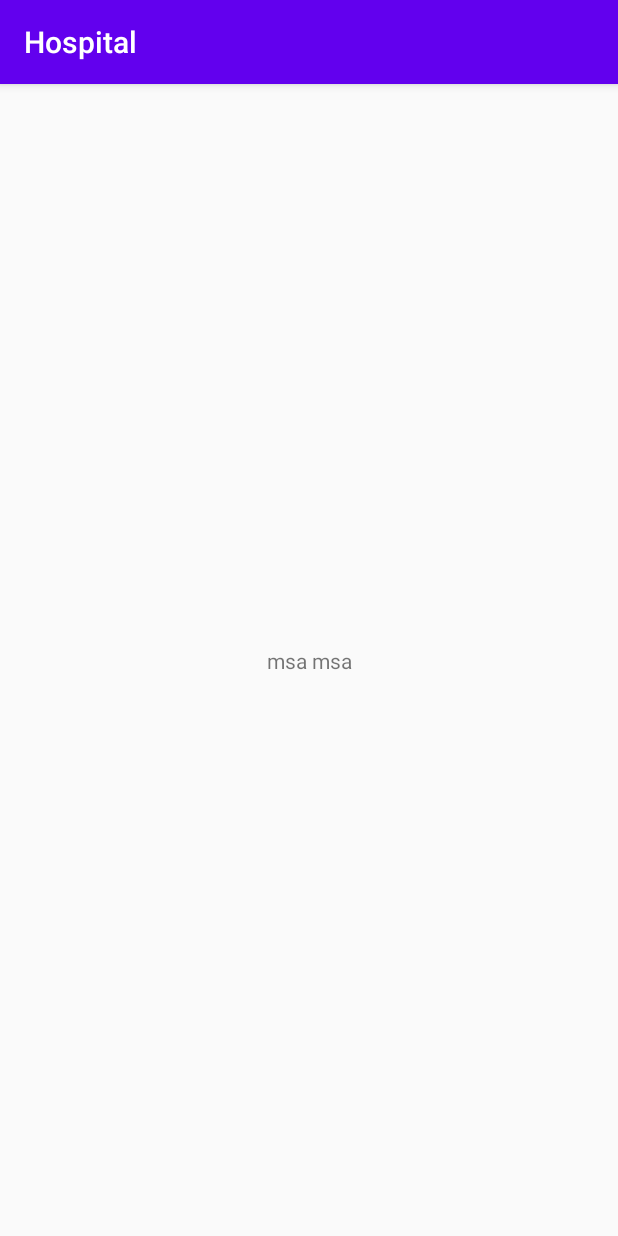
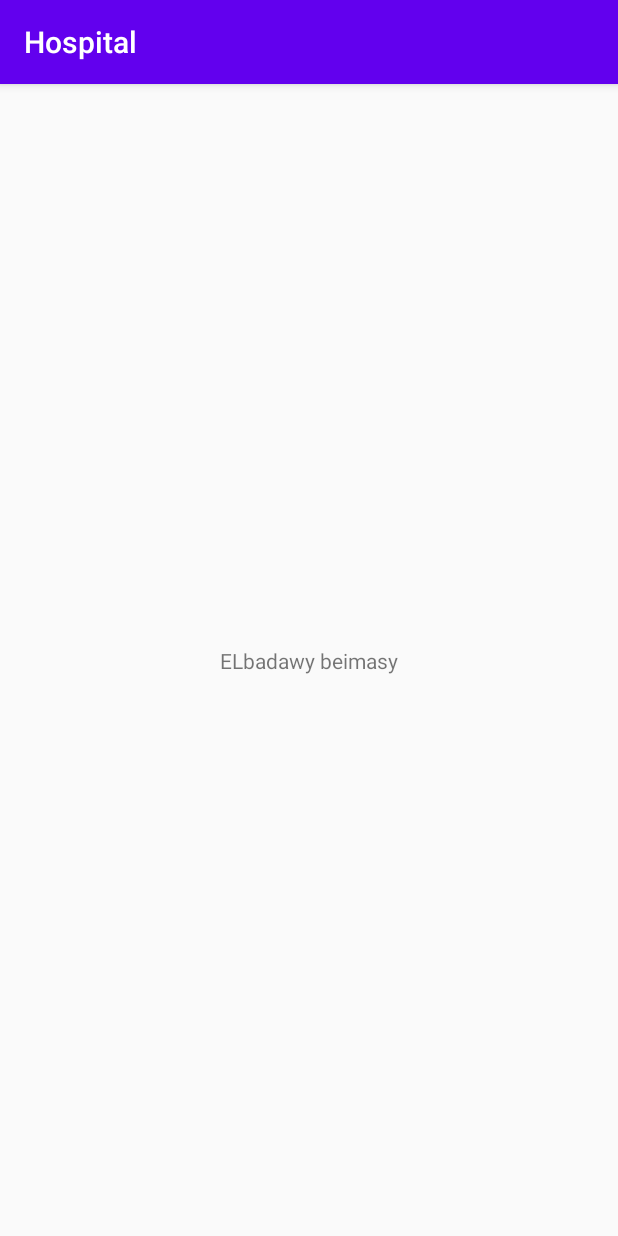
Before and after one commit to ETS-Android1/Hospital-System, an Android app: the screen it shows after launch (MainActivity), on a phone screen of 412 x 824 dp. Run offline under Robolectric (Android 15) with nearby library versions, the phone set to English and light mode, and no system bars.

Commit message:
ELbadawy new branch

```diff
--- a/app/src/main/res/layout/activity_main.xml
+++ b/app/src/main/res/layout/activity_main.xml
@@ -9,7 +9,7 @@
     <TextView
         android:layout_width="wrap_content"
         android:layout_height="wrap_content"
-        android:text="msa msa"
+        android:text="ELbadawy beimasy"
         app:layout_constraintBottom_toBottomOf="parent"
         app:layout_constraintLeft_toLeftOf="parent"
         app:layout_constraintRight_toRightOf="parent"
```
